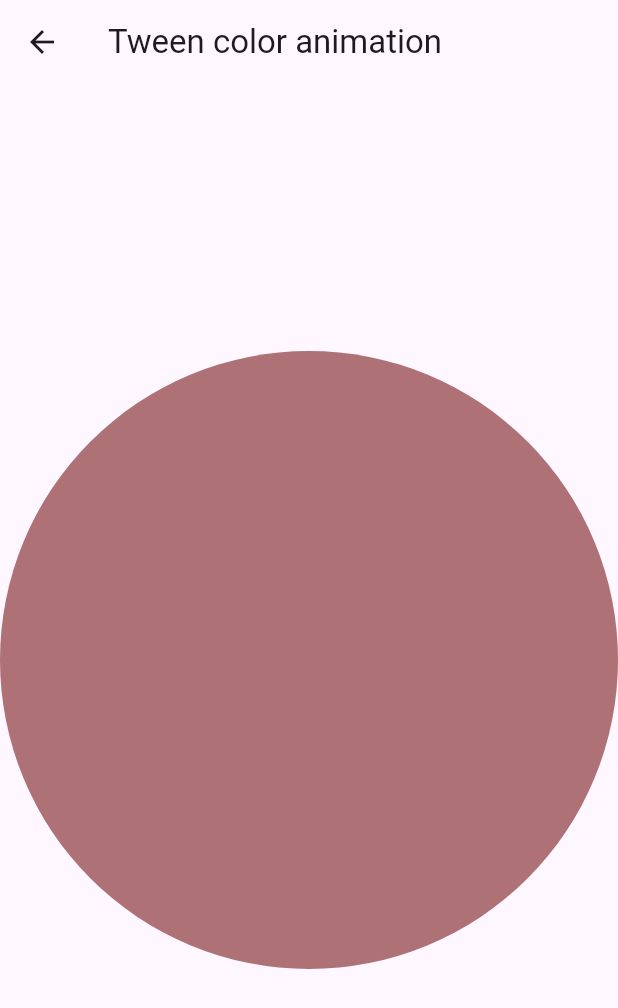
After one commit to alitann/flutter_animations, a Flutter app: the screen it shows after launch, after a tap on "Tween animation", on a phone screen of 412 x 824 dp. The commit adds this screen. Shown: the top 1008 px of the screen. Run offline on Flutter 3.47's test engine with Material 3 defaults, Android fonts, the phone set to English and light mode, and no system bars.

Commit message:
added Tween color animation

```diff
--- a/lib/home_page.dart
+++ b/lib/home_page.dart
@@ -2,6 +2,7 @@ import 'package:animations/pages/animated_container_page.dart';
 import 'package:animations/pages/hero_animation_page.dart';
 import 'package:animations/pages/rotate_animations_page.dart';
 import 'package:animations/pages/threed_rotate_animation_page.dart';
+import 'package:animations/pages/tween_animation_page.dart';
 import 'package:animations/widgets/navigate_button.dart';
 import 'package:flutter/material.dart';
 
@@ -37,6 +38,10 @@ class HomePage extends StatelessWidget {
                   title: 'Animated container',
                   navigationPage: AnimatedContainerPage(),
                 ),
+                NavigatorButton(
+                  title: 'Tween animation',
+                  navigationPage: TweenAnimationPage(),
+                ),
               ],
             ),
           ),
--- /dev/null
+++ b/lib/pages/tween_animation_page.dart
@@ -0,0 +1,84 @@
+import 'dart:math';
+
+import 'package:flutter/material.dart';
+
+class TweenAnimationPage extends StatefulWidget {
+  const TweenAnimationPage({super.key});
+
+  @override
+  State<TweenAnimationPage> createState() => _TweenAnimationPageState();
+}
+
+class _TweenAnimationPageState extends State<TweenAnimationPage> {
+  var _color = getRandomColor();
+  final _nextColor = getRandomColor();
+
+  @override
+  Widget build(BuildContext context) {
+    return Scaffold(
+      appBar: AppBar(
+        title: const Text('Tween color animation'),
+      ),
+      body: Column(
+        mainAxisAlignment: MainAxisAlignment.center,
+        children: [
+          Center(
+            child: ClipPath(
+              clipper: CircleClipper(),
+              child: TweenAnimationBuilder<Color?>(
+                onEnd: () {
+                  setState(() {
+                    _color = getRandomColor();
+                  });
+                },
+                tween: ColorTween(
+                  begin: _nextColor,
+                  end: _color,
+                ),
+                duration: const Duration(seconds: 1),
+                builder: (BuildContext context, Color? color, Widget? child) {
+                  return ColorFiltered(
+                    colorFilter: ColorFilter.mode(
+                      color ?? Colors.transparent,
+                      BlendMode.modulate,
+                    ),
+                    child: child,
+                  );
+                },
+                child: Container(
+                  width: MediaQuery.of(context).size.width,
+                  height: MediaQuery.of(context).size.width,
+                  color: Colors.red,
+                ),
+              ),
+            ),
+          ),
+        ],
+      ),
+    );
+  }
+}
+
+Color getRandomColor() {
+  return Color(Random().nextInt(0xffffffff));
+}
+
+class CircleClipper extends CustomClipper<Path> {
+  @override
+  Path getClip(Size size) {
+    final path = Path();
+
+    final rect = Rect.fromCircle(
+      center: Offset(size.width / 2, size.height / 2),
+      radius: size.width / 2,
+    );
+
+    path.addOval(rect);
+    return path;
+  }
+
+  @override
+  bool shouldReclip(covariant CustomClipper<Path> oldClipper) {
+    return false;
+  }
+}
```
